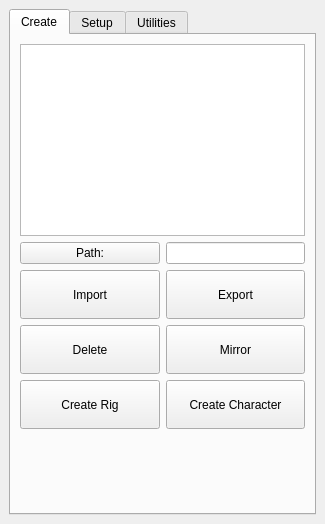
The window that Tapp/Maya/rigging/gui/resources/gui.ui (bumpybox/Tapp) describes before a commit, drawn with Qt 5.
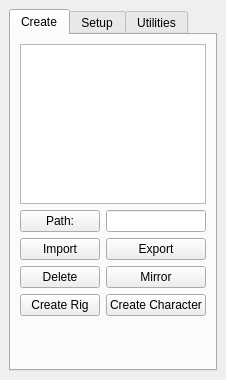
The same window after the commit.

What changed in the file:
```diff
--- a/Tapp/Maya/rigging/gui/resources/gui.ui
+++ b/Tapp/Maya/rigging/gui/resources/gui.ui
@@ -6,8 +6,8 @@
    <rect>
     <x>0</x>
     <y>0</y>
-    <width>325</width>
-    <height>524</height>
+    <width>218</width>
+    <height>380</height>
    </rect>
   </property>
   <property name="windowTitle">
@@ -49,8 +49,8 @@
          </layout>
         </item>
         <item>
-         <layout class="QHBoxLayout" name="horizontalLayout_2">
-          <item>
+         <layout class="QGridLayout" name="gridLayout">
+          <item row="0" column="0">
            <widget class="QPushButton" name="create_import_pushButton">
             <property name="sizePolicy">
              <sizepolicy hsizetype="Expanding" vsizetype="Expanding">
@@ -63,7 +63,7 @@
             </property>
            </widget>
           </item>
-          <item>
+          <item row="0" column="1">
            <widget class="QPushButton" name="create_export_pushButton">
             <property name="sizePolicy">
              <sizepolicy hsizetype="Expanding" vsizetype="Expanding">
@@ -76,11 +76,7 @@
             </property>
            </widget>
           </item>
-         </layout>
-        </item>
-        <item>
-         <layout class="QHBoxLayout" name="horizontalLayout_3">
-          <item>
+          <item row="1" column="0">
            <widget class="QPushButton" name="create_delete_pushButton">
             <property name="sizePolicy">
              <sizepolicy hsizetype="Expanding" vsizetype="Expanding">
@@ -93,7 +89,7 @@
             </property>
            </widget>
           </item>
-          <item>
+          <item row="1" column="1">
            <widget class="QPushButton" name="create_mirror_pushButton">
             <property name="sizePolicy">
              <sizepolicy hsizetype="Expanding" vsizetype="Expanding">
@@ -106,11 +102,7 @@
             </property>
            </widget>
           </item>
-         </layout>
-        </item>
-        <item>
-         <layout class="QHBoxLayout" name="horizontalLayout_4">
-          <item>
+          <item row="2" column="0">
            <widget class="QPushButton" name="create_rig_pushButton">
             <property name="sizePolicy">
              <sizepolicy hsizetype="Expanding" vsizetype="Expanding">
@@ -123,7 +115,7 @@
             </property>
            </widget>
           </item>
-          <item>
+          <item row="2" column="1">
            <widget class="QPushButton" name="create_character_pushButton">
             <property name="sizePolicy">
              <sizepolicy hsizetype="Expanding" vsizetype="Expanding">
```
Left out of the diff: 6 changed lines with no effect on the pictures.
